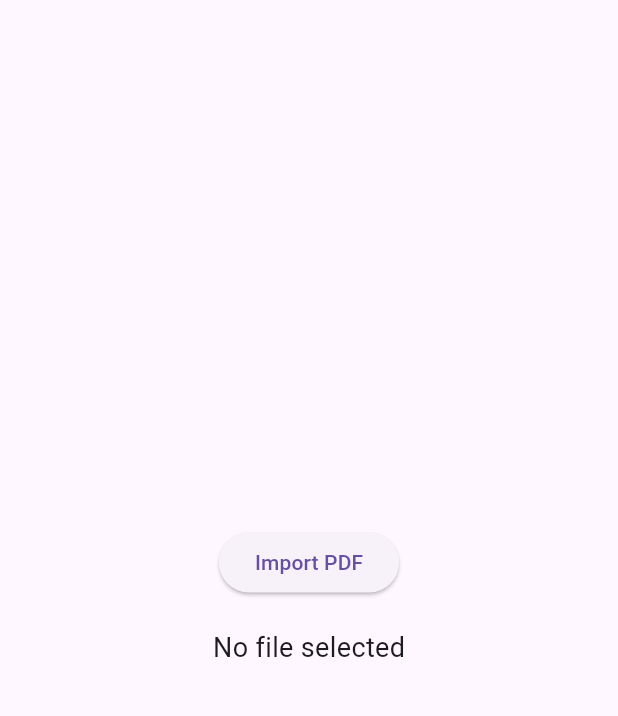
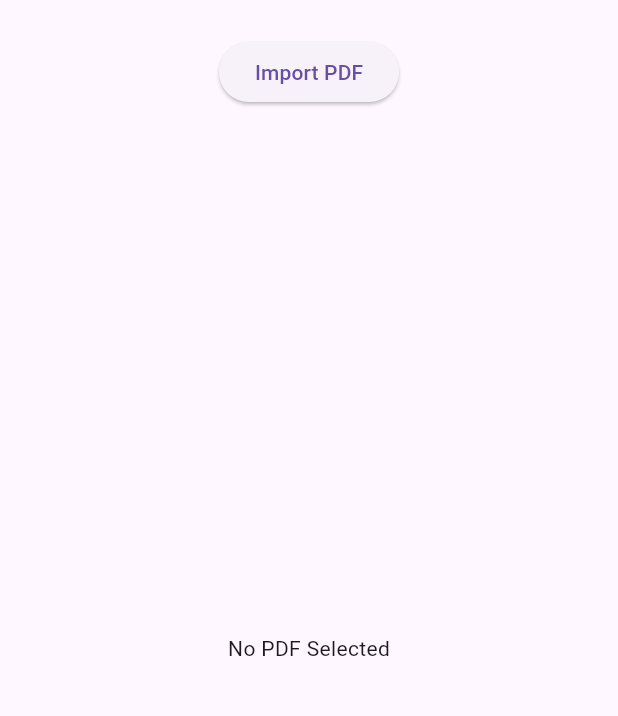
Before and after one commit to Shreyasharma2005/NoteBOOK, a Flutter app: the screen it shows after launch, on a phone screen of 412 x 824 dp, the part 63-779 px from its top. Run offline on Flutter 3.47's test engine with Material 3 defaults, Android fonts, the phone set to English and light mode, and no system bars; our stand-ins replace file_picker; missing offline and left inert: syncfusion_flutter_pdfviewer.

Commit message:
selected text gets featured in console

```diff
--- a/lib/main.dart
+++ b/lib/main.dart
@@ -1,5 +1,7 @@
 import 'package:flutter/material.dart';
 import 'package:file_picker/file_picker.dart';
+import 'package:syncfusion_flutter_pdfviewer/pdfviewer.dart';
+import 'dart:io';
 
 void main() {
   runApp(const NoteBOOKApp());
@@ -27,6 +29,7 @@ class HomePage extends StatefulWidget {
 class _HomePageState extends State<HomePage> {
 
   String selectedFileName = "No file selected";
+  String? selectedFilePath;
 
   Future<void> pickPDF() async {
     FilePickerResult? result = await FilePicker.platform.pickFiles(
@@ -37,6 +40,8 @@ class _HomePageState extends State<HomePage> {
     if (result != null) {
       setState(() {
         selectedFileName = result.files.single.name;
+        selectedFilePath = result.files.single.path;
+        print(selectedFilePath);
       });
     }
   }
@@ -48,25 +53,41 @@ class _HomePageState extends State<HomePage> {
         title: const Text("NoteBOOK"),
         centerTitle: true,
       ),
-      body: Center(
-        child: Column(
-          mainAxisAlignment: MainAxisAlignment.center,
-          children: [
+      body: Column(
+        children: [
 
-            ElevatedButton(
+          Padding(
+            padding: const EdgeInsets.all(10),
+            child: ElevatedButton(
               onPressed: pickPDF,
               child: const Text("Import PDF"),
             ),
+          ),
 
-            const SizedBox(height: 20),
+          Expanded(
+            child: selectedFilePath == null
+                ? const Center(
+                    child: Text("No PDF Selected"),
+                  )
+                : SfPdfViewer.file(
+                    File(selectedFilePath!),
 
-            Text(
-              selectedFileName,
-              style: const TextStyle(fontSize: 18),
-            ),
+                     onTextSelectionChanged:
+                          (PdfTextSelectionChangedDetails details) {
 
-          ],
-        ),
+                        if (details.selectedText != null &&
+                            details.selectedText!.isNotEmpty) {
+
+                          print("==========");
+                          print("SELECTED TEXT:");
+                          print(details.selectedText);
+                          print("==========");
+                        }
+                      },
+                  ),
+          ),
+
+        ],
       ),
     );
   }
--- a/pubspec.yaml
+++ b/pubspec.yaml
@@ -31,6 +31,7 @@ dependencies:
   flutter:
     sdk: flutter
   file_picker: ^10.2.0
+  syncfusion_flutter_pdfviewer: ^31.1.17
 
   # The following adds the Cupertino Icons font to your application.
   # Use with the CupertinoIcons class for iOS style icons.
```
Also changed, not shown: pubspec.lock, 5 other files.
